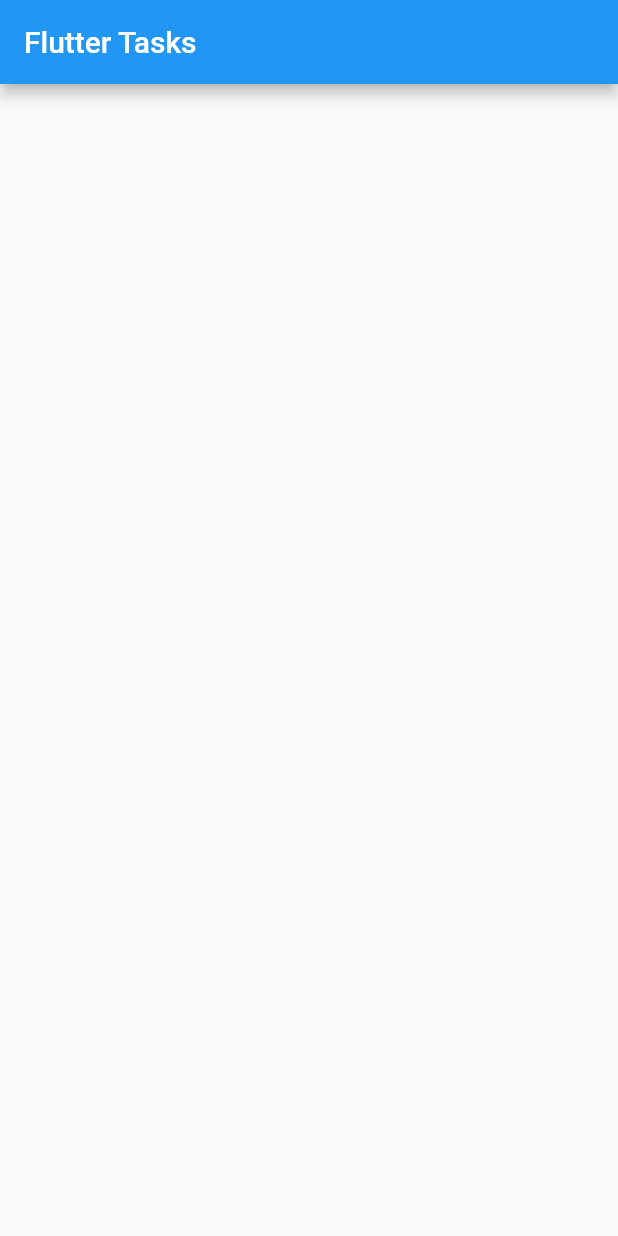
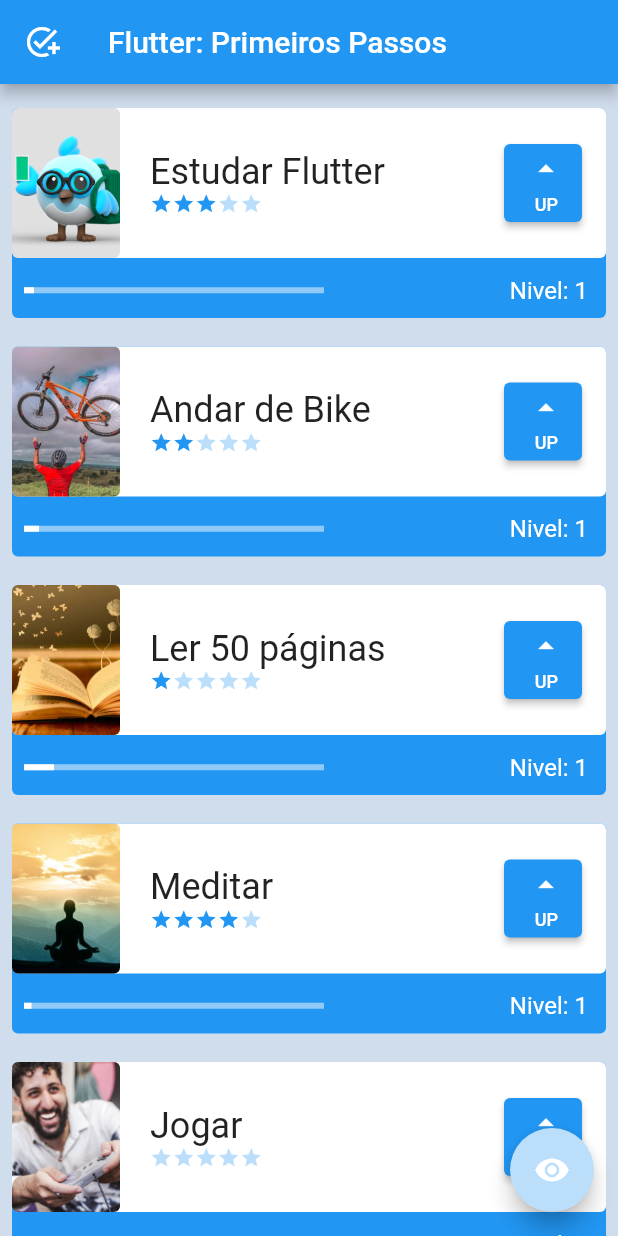
Before and after one commit to bath0ry/tasks_app_project, a Flutter app: the screen it shows after launch, on a phone screen of 412 x 824 dp. Run offline on Flutter 3.47's test engine with Material 2 defaults, Android fonts, the phone set to English and light mode, and no system bars.

Commit message:
add task and home folder

```diff
--- /dev/null
+++ b/lib/components/difficulty.dart
@@ -0,0 +1,33 @@
+
+import 'package:flutter/material.dart';
+
+class Difficulty extends StatelessWidget {
+  final int dificulty;
+
+  const Difficulty(this.dificulty, {Key? key}) : super(key: key);
+
+  @override
+  Widget build(BuildContext context) {
+    return Container(
+      child: Row(
+        children: [
+          Icon(Icons.star,
+              size: 15,
+              color: (dificulty >= 1) ? Colors.blue : Colors.blue[100]),
+          Icon(Icons.star,
+              size: 15,
+              color: (dificulty >= 2) ? Colors.blue : Colors.blue[100]),
+          Icon(Icons.star,
+              size: 15,
+              color: (dificulty >= 3) ? Colors.blue : Colors.blue[100]),
+          Icon(Icons.star,
+              size: 15,
+              color: (dificulty >= 4) ? Colors.blue : Colors.blue[100]),
+          Icon(Icons.star,
+              size: 15,
+              color: (dificulty >= 5) ? Colors.blue : Colors.blue[100]),
+        ],
+      ),
+    );
+  }
+}
--- /dev/null
+++ b/lib/components/tasks.dart
@@ -0,0 +1,142 @@
+
+import 'package:alura_flutter_curso_1/components/difficulty.dart';
+import 'package:flutter/material.dart';
+
+class Tasks extends StatefulWidget {
+  final String nome;
+  final String foto;
+  final int dificuldade;
+
+  const Tasks(this.nome, this.foto, this.dificuldade, {Key? key})
+      : super(key: key);
+
+  @override
+  State<Tasks> createState() => _TasksState();
+}
+
+class _TasksState extends State<Tasks> {
+  int level = 1;
+
+  void levelUp() {
+    setState(() {
+      level++;
+    });
+  }
+
+  @override
+  Widget build(BuildContext context) {
+    return Padding(
+      padding: const EdgeInsets.all(8.0),
+      child: Container(
+        child: Stack(
+          children: [
+            Container(
+              decoration: BoxDecoration(
+                borderRadius: BorderRadius.circular(4),
+                color: Colors.blue,
+              ),
+              height: 140,
+            ),
+            Column(
+              mainAxisAlignment: MainAxisAlignment.spaceBetween,
+              children: [
+                Container(
+                  decoration: BoxDecoration(
+                    borderRadius: BorderRadius.circular(4),
+                    color: Colors.white,
+                  ),
+                  height: 100,
+                  child: Row(
+                    mainAxisAlignment: MainAxisAlignment.spaceBetween,
+                    crossAxisAlignment: CrossAxisAlignment.center,
+                    children: [
+                      Container(
+                        decoration: BoxDecoration(
+                          borderRadius: BorderRadius.circular(4),
+                          color: Colors.black12,
+                        ),
+                        child: ClipRRect(
+                          borderRadius: BorderRadius.circular(4),
+                          child: Image.asset(
+                            widget.foto,
+                            height: 100,
+                            width: 72,
+                            fit: BoxFit.cover,
+                          ),
+                        ),
+                      ),
+                      Column(
+                        mainAxisAlignment: MainAxisAlignment.center,
+                        crossAxisAlignment: CrossAxisAlignment.start,
+                        children: [
+                          Container(
+                            width: 200,
+                            child: Text(
+                              widget.nome,
+                              style: const TextStyle(
+                                  fontSize: 24,
+                                  overflow: TextOverflow.ellipsis),
+                            ),
+                          ),
+                          Difficulty(widget.dificuldade),
+                          // vai ser um novo componente.
+                        ],
+                      ),
+                      Padding(
+                        padding: const EdgeInsets.all(16.0),
+                        child: Container(
+                          height: 52,
+                          width: 52,
+                          child: ElevatedButton(
+                            onPressed: levelUp,
+                            child: Column(
+                              mainAxisAlignment: MainAxisAlignment.spaceEvenly,
+                              crossAxisAlignment: CrossAxisAlignment.end,
+                              children: const [
+                                Icon(Icons.arrow_drop_up),
+                                Text(
+                                  'UP',
+                                  style: TextStyle(fontSize: 12),
+                                ),
+                              ],
+                            ),
+                          ),
+                        ),
+                      )
+                    ],
+                  ),
+                ),
+                Row(
+                  mainAxisAlignment: MainAxisAlignment.spaceBetween,
+                  children: [
+                    Padding(
+                      padding: const EdgeInsets.only(
+                        left: 8,
+                      ),
+                      child: Container(
+                        width: 200,
+                        child: LinearProgressIndicator(
+                          color: Colors.white,
+                          value: widget.dificuldade > 0
+                              ? ((level / widget.dificuldade) / 10)
+                              : 1,
+                        ),
+                      ),
+                    ),
+                    Padding(
+                      padding: const EdgeInsets.all(12.0),
+                      child: Text(
+                        'Nivel: $level',
+                        style: TextStyle(color: Colors.white, fontSize: 16),
+                      ),
+                    ),
+                  ],
+                )
+              ],
+            ),
+          ],
+        ),
+      ),
+    );
+  }
+}
--- a/lib/main.dart
+++ b/lib/main.dart
@@ -1,40 +1,28 @@
+import 'package:alura_flutter_curso_1/page/home_page.dart';
 import 'package:flutter/material.dart';
 
 void main() {
   runApp(const MyApp());
 }
 
-class MyApp extends StatelessWidget {
-  const MyApp({super.key});
+class MyApp extends StatefulWidget {
+  const MyApp({Key? key}) : super(key: key);
 
   @override
+  State<MyApp> createState() => _MyAppState();
+}
+
+class _MyAppState extends State<MyApp> {
+  // This widget is the root of your application.
+  @override
+  bool opacidade = true;
   Widget build(BuildContext context) {
     return MaterialApp(
       title: 'Flutter Demo',
       theme: ThemeData(
         primarySwatch: Colors.blue,
       ),
-      home: const MyHomePage(),
+      home: InitialScreen(),
     );
   }
 }
-
-class MyHomePage extends StatefulWidget {
-  const MyHomePage({
-    super.key,
-  });
-
-  @override
-  State<MyHomePage> createState() => _MyHomePageState();
-}
-
-class _MyHomePageState extends State<MyHomePage> {
-  @override
-  Widget build(BuildContext context) {
-    return Scaffold(
-        appBar: AppBar(
-          title: Text('Flutter Tasks'),
-        ),
-        body: Column());
-  }
-}
--- /dev/null
+++ b/lib/page/home_page.dart
@@ -0,0 +1,58 @@
+import 'package:alura_flutter_curso_1/components/tasks.dart';
+import 'package:flutter/material.dart';
+
+class InitialScreen extends StatefulWidget {
+  const InitialScreen({Key? key}) : super(key: key);
+
+  @override
+  State<InitialScreen> createState() => _InitialScreenState();
+}
+
+class _InitialScreenState extends State<InitialScreen> {
+  @override
+  bool opacidade = true;
+
+  Widget build(BuildContext context) {
+    return Scaffold(
+      appBar: AppBar(
+        title: const Text('Flutter: Primeiros Passos'),
+        leading: Icon(Icons.add_task),
+      ),
+      body: AnimatedOpacity(
+        opacity: opacidade ? 1.0 : 0.0,
+        duration: const Duration(milliseconds: 500),
+        child: Container(
+          color: Color.fromARGB(255, 208, 221, 237),
+          child: ListView(
+            children: const [
+              Padding(
+                padding: EdgeInsets.only(top: 8),
+                child: Tasks('Estudar Flutter', 'assets/images/flutter.png', 3),
+              ),
+              Tasks('Andar de Bike', 'assets/images/bike.webp', 2),
+              Tasks('Ler 50 páginas', 'assets/images/ler.jpg', 1),
+              Tasks('Meditar', 'assets/images/meditar.jpeg', 4),
+              Tasks(
+                'Jogar',
+                'assets/images/jogar.jpg',
+                0,
+              ),
+              SizedBox(
+                height: 100,
+              ),
+            ],
+          ),
+        ),
+      ),
+      floatingActionButton: FloatingActionButton(
+        onPressed: () {
+          setState(() {
+            opacidade = !opacidade;
+          });
+        },
+        backgroundColor: Colors.blue[100],
+        child: const Icon(Icons.remove_red_eye),
+      ),
+    );
+  }
+}
```
Also changed, not shown: pubspec.yaml (+5 -5 lines), assets/images/bike.webp (added), assets/images/flutter.png (added), assets/images/jogar.jpg (added), assets/images/ler.jpg (added), assets/images/meditar.jpeg (added), pubspec.lock, 1 other file.
